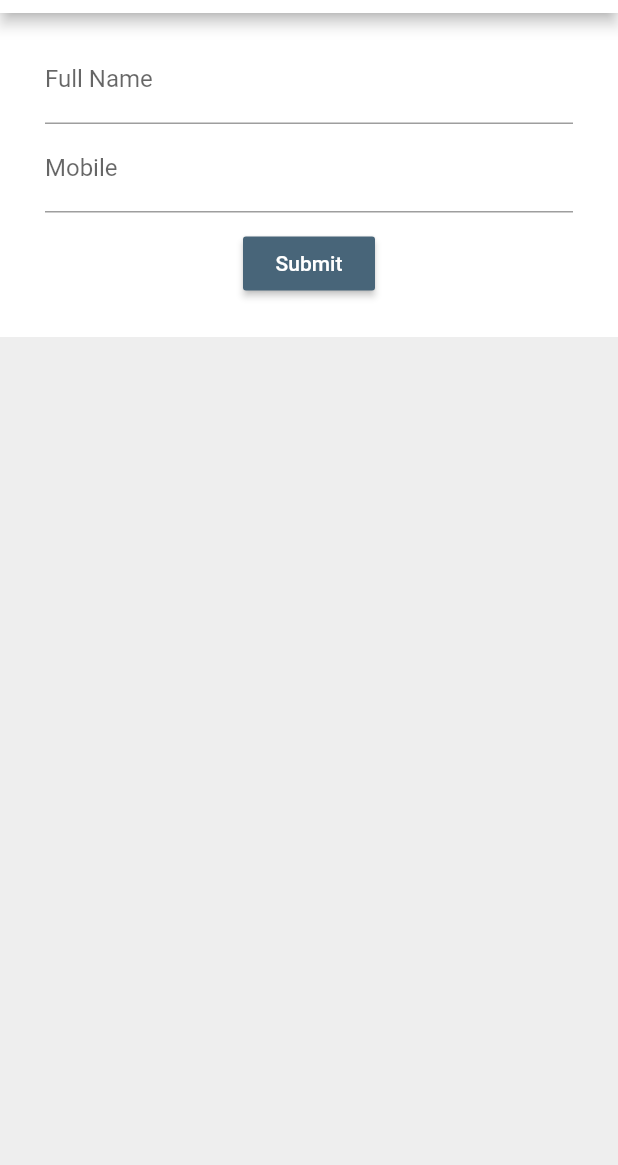
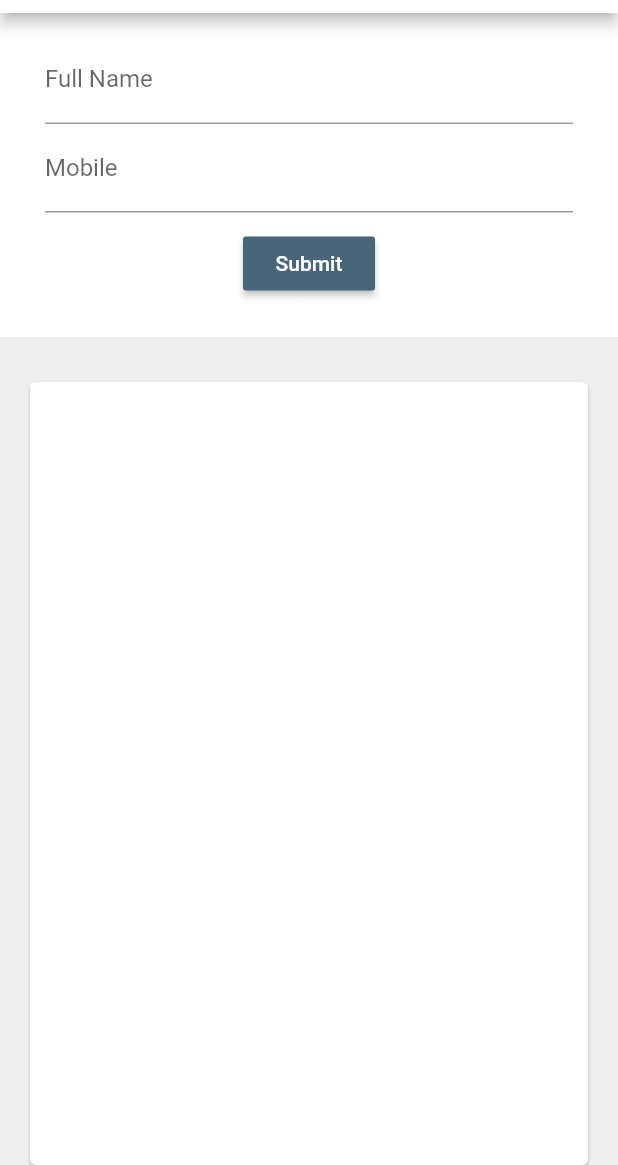
Before and after one commit to justemandleni/flutter-sql_lite_crud, a Flutter app: the screen it shows after launch, on a phone screen of 412 x 824 dp, the part 71-1236 px from its top. Run offline on Flutter 3.47's test engine with Material 2 defaults, Android fonts, the phone set to English and light mode, and no system bars.

Commit message:
contact list view

```diff
--- a/lib/main.dart
+++ b/lib/main.dart
@@ -41,6 +41,7 @@ class MyHomePage extends StatefulWidget {
 
 class _MyHomePageState extends State<MyHomePage> {
   Contact _contact = Contact();
+  List<Contact> _contacts = [];
   final _formKey = GlobalKey<FormState>();
 
   @override
@@ -126,10 +127,39 @@ class _MyHomePageState extends State<MyHomePage> {
     var form = _formKey.currentState;
     if(form.validate()){
       form.save();
+      setState(() {
+        _contacts.add(_contact);
+      });
       print(_contact.name);
       //print(_contact.mobile);
     }
   }
-  _list() => Container();
+
+  _list() => Expanded(
+    child: Card(
+      margin: EdgeInsets.fromLTRB(20, 30, 20, 0),
+      child: ListView.builder(
+        padding: EdgeInsets.all(8),
+        itemBuilder: (context, index){
+          return Column(
+            children: <Widget>[
+              ListTile(
+                  leading: Icon(Icons.account_circle, color:darkBlueColor, size: 40.0),
+                  title: Text(_contacts[index].name.toUpperCase(),
+                  style: TextStyle(color: darkBlueColor, fontWeight: FontWeight.bold),
+                  ),
+                  subtitle: Text(_contacts[index].mobile),
+              ),
+              Divider(
+                height: 5.0,
+              ),
+            ]
+          );
+        },
+        itemCount: _contacts.length,
+        ),
+      )
+
+    );
 
 }
```
